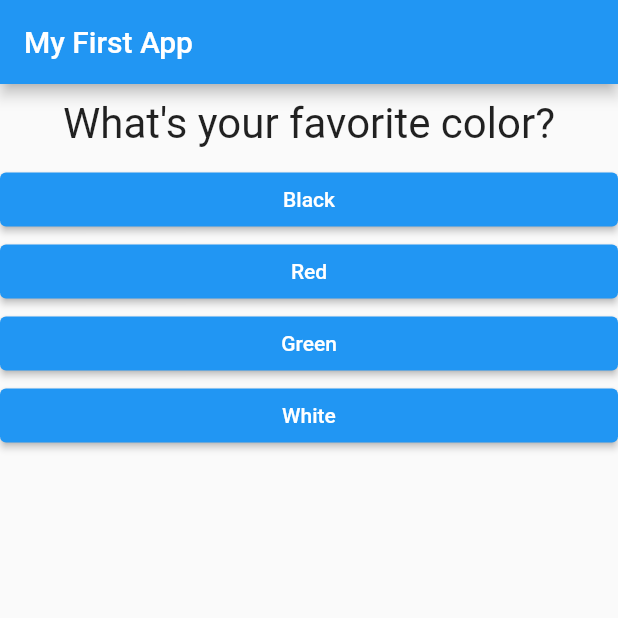
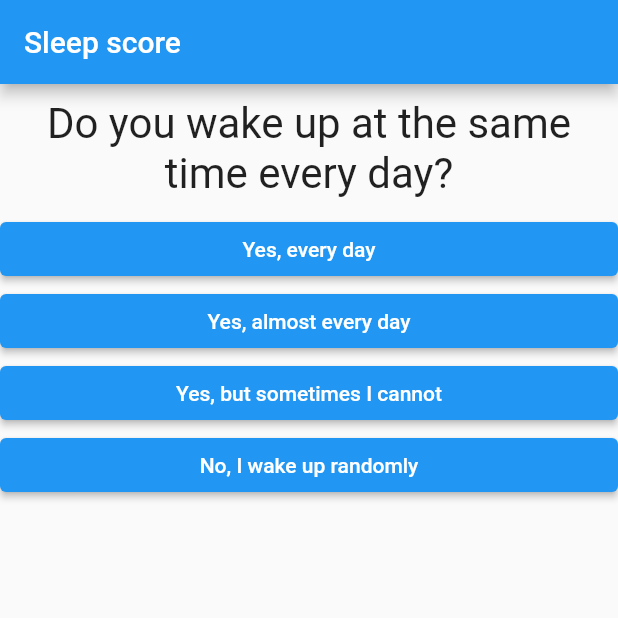
Before and after one commit to Kohei-kun-no/quiz_app, a Flutter app: the screen it shows after launch, on a phone screen of 412 x 824 dp, the top half of it. Run offline on Flutter 3.47's test engine with Material 2 defaults, Android fonts, the phone set to English and light mode, and no system bars.

Commit message:
add my own change

```diff
--- a/lib/main.dart
+++ b/lib/main.dart
@@ -2,9 +2,6 @@ import 'package:flutter/material.dart';
 
 import './quiz.dart';
 import './result.dart';
-// void main() {
-//   runApp(MyApp());
-// }
 
 void main() => runApp(MyApp());
 
@@ -19,30 +16,30 @@ class MyApp extends StatefulWidget {
 class _MyAppState extends State<MyApp> {
   final _questions = const [
     {
-      'questionText': 'What\'s your favorite color?',
+      'questionText': 'Do you wake up at the same time every day?',
       'answers': [
-        {'text': 'Black', 'score': 10},
-        {'text': 'Red', 'score': 5},
-        {'text': 'Green', 'score': 3},
-        {'text': 'White', 'score': 1},
+        {'text': 'Yes, every day', 'score': 10},
+        {'text': 'Yes, almost every day', 'score': 7},
+        {'text': 'Yes, but sometimes I cannot', 'score': 4},
+        {'text': 'No, I wake up randomly', 'score': 1},
       ],
     },
     {
-      'questionText': 'What\'s your favorite animal?',
+      'questionText': 'What\'s your feeling when you waked up today?',
       'answers': [
-        {'text': 'Rabbit', 'score': 3},
-        {'text': 'Snake', 'score': 11},
-        {'text': 'Elephant', 'score': 5},
-        {'text': 'Lion', 'score': 9},
+        {'text': 'Great', 'score': 10},
+        {'text': 'Not But', 'score': 7},
+        {'text': 'Normal', 'score': 4},
+        {'text': 'Angry', 'score': 1},
       ],
     },
     {
-      'questionText': 'Who\'s your favorite instructor?',
+      'questionText': 'Do you feel sleepy at day time?',
       'answers': [
-        {'text': 'Max', 'score': 1},
-        {'text': 'Max', 'score': 1},
-        {'text': 'Max', 'score': 1},
-        {'text': 'Max', 'score': 1},
+        {'text': 'No', 'score': 10},
+        {'text': 'Sometimes', 'score': 7},
+        {'text': 'Often', 'score': 4},
+        {'text': 'Always', 'score': 1},
       ],
     },
   ];
@@ -84,7 +81,7 @@ class _MyAppState extends State<MyApp> {
     return MaterialApp(
       home: Scaffold(
         appBar: AppBar(
-          title: Text('My First App'),
+          title: Text('Sleep score'),
         ),
         body: _questionIndex < _questions.length
             ? Quiz(
--- a/lib/quiz.dart
+++ b/lib/quiz.dart
@@ -9,9 +9,9 @@ class Quiz extends StatelessWidget {
   final Function answerQuestion;
 
   Quiz({
-    @required this.questions,
-    @required this.answerQuestion,
-    @required this.questionIndex,
+    required this.questions,
+    required this.answerQuestion,
+    required this.questionIndex,
   });
 
   //定義
```
